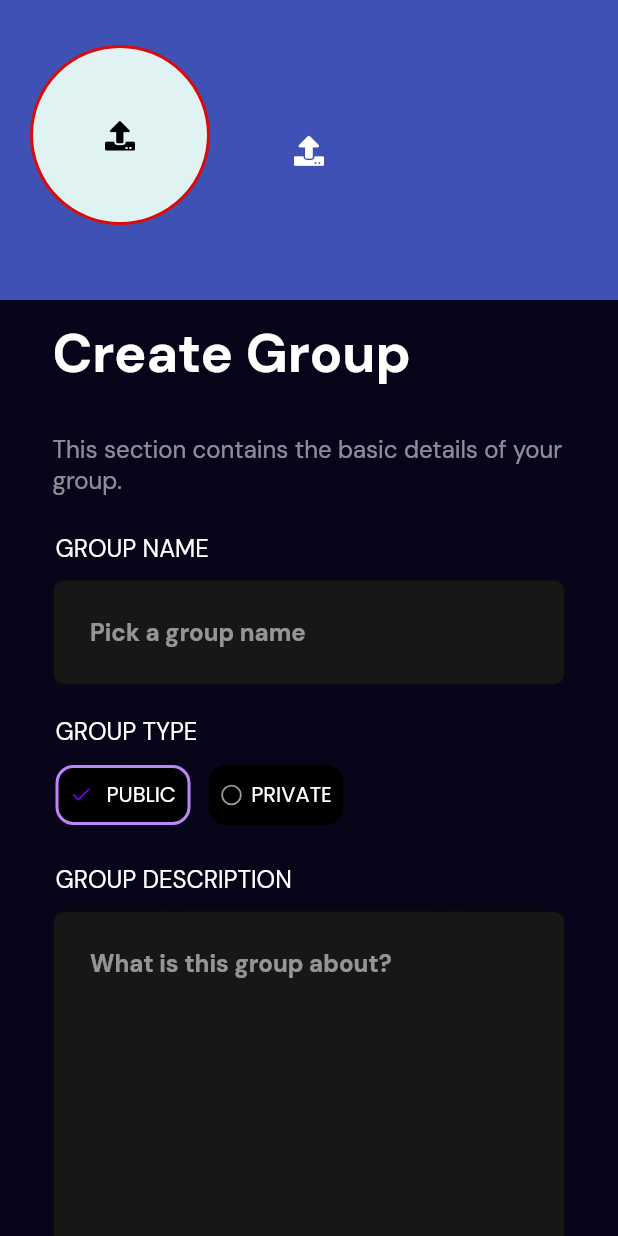
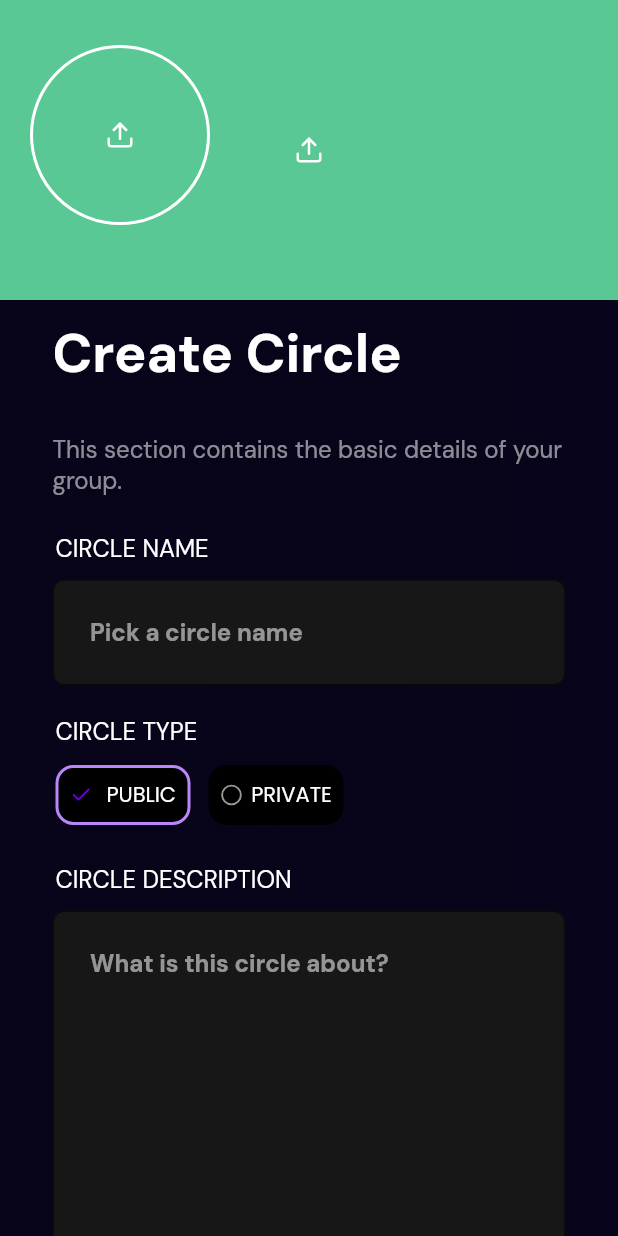
Before and after one commit to xanf-code/ShareFolio, a Flutter app: the CreateGroup screen opened directly, on a phone screen of 412 x 824 dp. Run offline on Flutter 3.47's test engine with Material 2 defaults, Android fonts, the phone set to English and light mode, and no system bars; our stand-ins replace avatar_glow, cached_network_image, cloud_firestore, connectivity, firebase_auth, firebase_core and 10 more; missing offline and left inert: floating_navbar, pop_bottom_menu; accounts and stored records are empty.

```diff
--- a/lib/Pages/Groups/createGroup.dart
+++ b/lib/Pages/Groups/createGroup.dart
@@ -10,6 +10,7 @@ import 'package:my_app/Pages/Groups/widgets/formHead.dart';
 import 'package:my_app/Services/firebase_services/groupServices.dart';
 import 'package:my_app/Widget/auth.dart';
 import 'package:my_app/Widget/const_gradient.dart';
+import 'package:my_app/Widget/loading/loader.dart';
 import 'package:top_snackbar_flutter/custom_snack_bar.dart';
 import 'package:top_snackbar_flutter/top_snack_bar.dart';
 import 'package:font_awesome_flutter/font_awesome_flutter.dart';
@@ -26,6 +27,7 @@ class _CreateGroupState extends State<CreateGroup> {
   TextEditingController groupBio = TextEditingController();
   File bannerImage;
   File profileImage;
+  bool loading = false;
 
   @override
   Widget build(BuildContext context) {
@@ -35,24 +37,26 @@ class _CreateGroupState extends State<CreateGroup> {
           decoration: BoxDecoration(
             gradient: pageGradient,
           ),
-          child: ListView(
+          child: loading == true
+              ? LoadingWidget()
+              : ListView(
                   children: [
                     Stack(
                       children: [
                         Container(
                           height: 200,
                           width: MediaQuery.of(context).size.width,
-                    color: Colors.indigo,
+                          color: Color(0xFF59c895),
                           child: bannerImage == null
                               ? IconButton(
                                   icon: Icon(
-                              FontAwesomeIcons.upload,
+                                    FeatherIcons.upload,
                                     size: 20,
                                     color: Colors.white,
                                   ),
                                   onPressed: () {
                                     HapticFeedback.mediumImpact();
-                              pickBannerImage();
+                                    pickImage(1);
                                   },
                                 )
                               : Image.file(
@@ -69,13 +73,13 @@ class _CreateGroupState extends State<CreateGroup> {
                             child: profileImage == null
                                 ? IconButton(
                                     icon: Icon(
-                                FontAwesomeIcons.upload,
+                                      FeatherIcons.upload,
                                       size: 20,
-                                color: Colors.black,
+                                      color: Colors.white,
                                     ),
                                     onPressed: () {
                                       HapticFeedback.mediumImpact();
-                                pickProfileImage();
+                                      pickImage(0);
                                     },
                                   )
                                 : ClipOval(
@@ -88,10 +92,10 @@ class _CreateGroupState extends State<CreateGroup> {
                                   ),
                             decoration: BoxDecoration(
                               shape: BoxShape.circle,
-                        color: Color(0xFFe0f2f1),
+                              color: Color(0xFF59c895),
                               border: Border.all(
                                 width: 2,
-                          color: Color(0xFFD90B0B),
+                                color: Colors.white,
                                 style: BorderStyle.solid,
                               ),
                             ),
@@ -254,8 +258,8 @@ class _CreateGroupState extends State<CreateGroup> {
           padding: const EdgeInsets.only(top: 8.0),
           child: FieldWidget(
             length: 10,
-            label: "GROUP DESCRIPTION",
-            hint: 'What is this group about?',
+            label: "CIRCLE DESCRIPTION",
+            hint: 'What is this circle about?',
             controller: groupBio,
             isObscure: false,
           ),
@@ -290,14 +294,25 @@ class _CreateGroupState extends State<CreateGroup> {
             GestureDetector(
               onTap: () {
                 HapticFeedback.mediumImpact();
-                if (groupName.text.isEmpty && groupBio.text.isEmpty) {
+                if (groupName.text.isEmpty || groupBio.text.isEmpty) {
                   showTopSnackBar(
                     context,
                     CustomSnackBar.error(
                       message: "One or More fields empty",
                     ),
                   );
+                } else if (profileImage == null || bannerImage == null) {
+                  showTopSnackBar(
+                    context,
+                    CustomSnackBar.error(
+                      message:
+                          "please choose a profile and banner picture to continue.",
+                    ),
+                  );
                 } else {
+                  setState(() {
+                    loading = true;
+                  });
                   switch (type) {
                     case "PRIVATE":
                       privateGroups(currentUser, currentUserName);
@@ -333,7 +348,7 @@ class _CreateGroupState extends State<CreateGroup> {
                     mainAxisAlignment: MainAxisAlignment.center,
                     children: [
                       Text(
-                        "Create Group",
+                        "Create Circle",
                         style: GoogleFonts.dmSans(
                           color: Colors.white,
                           fontSize: 22,
@@ -374,11 +389,13 @@ class _CreateGroupState extends State<CreateGroup> {
       setState(() {
         profileImage = null;
         bannerImage = null;
+        loading = false;
       });
+      Navigator.pop(context);
       showTopSnackBar(
         context,
         CustomSnackBar.success(
-          message: "Group Created",
+          message: "Circle Created",
         ),
       );
     });
@@ -396,11 +413,13 @@ class _CreateGroupState extends State<CreateGroup> {
       setState(() {
         bannerImage = null;
         profileImage = null;
+        loading = false;
       });
+      Navigator.pop(context);
       showTopSnackBar(
         context,
         CustomSnackBar.success(
-          message: "Group Created",
+          message: "Circle Created",
         ),
       );
     });
@@ -416,21 +435,15 @@ class _CreateGroupState extends State<CreateGroup> {
     });
   }
 
-  Future pickProfileImage() async {
+  Future pickImage(int type) async {
     final fileImage = await ImagePicker().getImage(source: ImageSource.gallery);
-    if (fileImage != null) {
     setState(() {
+      if (fileImage != null && type == 0) {
         profileImage = File(fileImage.path);
+      }
+      if (fileImage != null && type == 1) {
+        bannerImage = File(fileImage.path);
+      }
     });
   }
 }
-
-  Future pickBannerImage() async {
-    final fileImage = await ImagePicker().getImage(source: ImageSource.gallery);
-    if (fileImage != null) {
-      setState(() {
-        bannerImage = File(fileImage.path);
-      });
-    }
-  }
-}
--- a/lib/Pages/Groups/widgets/createGroupWidgets.dart
+++ b/lib/Pages/Groups/widgets/createGroupWidgets.dart
@@ -15,8 +15,8 @@ class CreateGroupWidget extends StatelessWidget {
         Padding(
           padding: const EdgeInsets.only(top: 8.0),
           child: FieldWidget(
-            label: "GROUP NAME",
-            hint: 'Pick a group name',
+            label: "CIRCLE NAME",
+            hint: 'Pick a circle name',
             controller: groupName,
             isObscure: false,
           ),
@@ -30,7 +30,7 @@ class CreateGroupWidget extends StatelessWidget {
             bottom: 12,
           ),
           child: Text(
-            "Group Type".toUpperCase(),
+            "Circle Type".toUpperCase(),
             style: GoogleFonts.dmSans(
               color: Colors.white,
               fontSize: 16,
--- a/lib/Pages/Groups/widgets/formHead.dart
+++ b/lib/Pages/Groups/widgets/formHead.dart
@@ -14,7 +14,7 @@ class FormHead extends StatelessWidget {
             top: 12,
           ),
           child: Level1Form(
-            type: "Create Group",
+            type: "Create Circle",
           ),
         ), // Heading
         Level2Form(
--- a/lib/Pages/HomePage/Widget/welcome_widget.dart
+++ b/lib/Pages/HomePage/Widget/welcome_widget.dart
@@ -63,7 +63,7 @@ class WelcomeText extends StatelessWidget {
               child: Padding(
                 padding: const EdgeInsets.all(12.0),
                 child: Text(
-                  "+ Create Group",
+                  "+ Create Circle",
                   style: GoogleFonts.dmSans(
                     color: Colors.white,
                     fontWeight: FontWeight.bold,
--- a/lib/Services/firebase_services/groupServices.dart
+++ b/lib/Services/firebase_services/groupServices.dart
@@ -15,8 +15,10 @@ class groupServices {
       "groupName": groupName,
       "groupBio": groupBio,
       "groupType": groupType,
-      "groupImage": profileImage,
-      "groupBanner": bannerImage,
+      "groupImage": profileImage ??
+          "https://i.pinimg.com/originals/76/94/84/769484dafbe89bf2b8a22379658956c4.jpg",
+      "groupBanner": bannerImage ??
+          "https://www.mub.eps.manchester.ac.uk/graphene/wp-content/themes/uom-theme/assets/images/default-banner.jpg",
       "groupAdmin": groupAdmin,
       "groupAdminName": groupAdminName,
       "members": [],
--- a/pubspec.yaml
+++ b/pubspec.yaml
@@ -47,6 +47,8 @@ dependencies:
   connectivity: ^3.0.2
   image_picker: ^0.7.2+1
   firebase_storage: ^8.0.0
+  flutter_spinkit: ^4.1.2
+  shared_preferences: ^2.0.4
 
 dev_dependencies:
   flutter_test:
```
Also changed, not shown: lib/Pages/HomePage/Widget/HomePage_home.dart (+1 -16 lines), lib/Pages/Onbarding/onboarding.dart (added, +25 -0 lines), lib/Widget/loading/loader.dart (added, +34 -0 lines), lib/main.dart (+10 -32 lines), pubspec.lock. Lines whose indentation alone changed are shown as unchanged.
